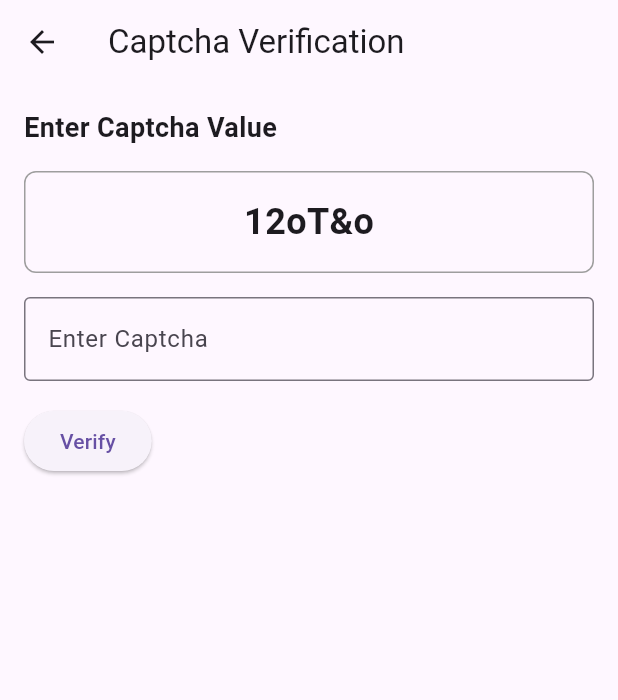
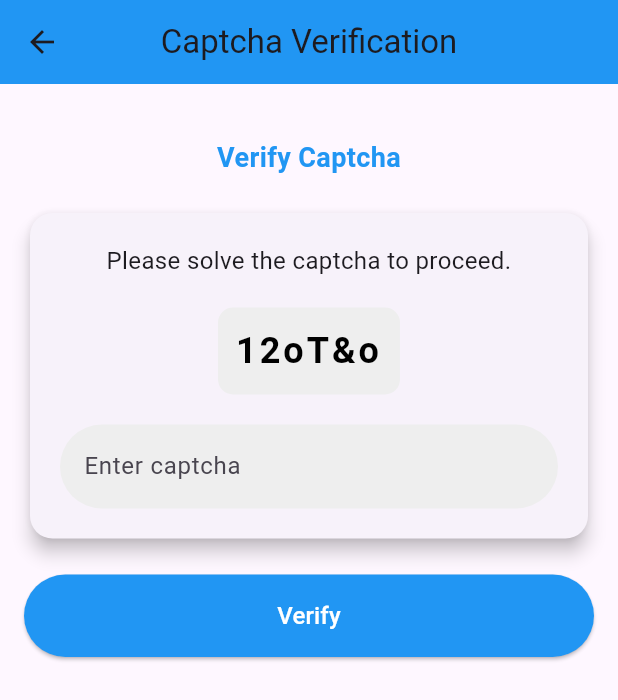
Before and after one commit to mzampieri19/full_stack_app, a Flutter app: the CaptchaScreen screen opened directly with empty values, on a phone screen of 412 x 824 dp. Shown: the top 700 px of the screen. Run offline on Flutter 3.47's test engine with Material 3 defaults, Android fonts, the light colour scheme and no system bars; our stand-ins replace flutter_dotenv; missing offline and left inert: dart:html, dart:ui_web.

Commit message:
fixed UI

```diff
--- a/flutter_app/lib/screens/captcha_screen.dart
+++ b/flutter_app/lib/screens/captcha_screen.dart
@@ -57,6 +57,28 @@ class _CaptchaScreenState extends State<CaptchaScreen> {
   }
 
   /**
+   * Verifies the entered captcha against the generated captcha.
+   * If the captcha matches, navigates to the ConfirmScreen.
+   * Otherwise, shows an error message.
+   */
+  ///
+  void verifyCaptcha() {
+    if (captchaController.text.trim() == generatedCaptcha) {
+      ScaffoldMessenger.of(context).showSnackBar(SnackBar(content: Text('Captcha verified successfully!')));
+      Navigator.push(
+        context,
+        MaterialPageRoute(
+          builder: (context) => ConfirmScreen(username: widget.username),
+        ),
+      );
+    } else {
+      ScaffoldMessenger.of(context).showSnackBar(SnackBar(content: Text('Invalid captcha. Please try again.')));
+      captchaController.clear();
+      buildCaptcha(); // Generate a new captcha
+    }
+  }
+
+  /**
    * Builds the UI for the CaptchaScreen.
    * It includes a text field for entering the captcha value,
    * a button to verify the captcha, and a display for the generated captcha.
@@ -67,59 +89,92 @@ class _CaptchaScreenState extends State<CaptchaScreen> {
     return Scaffold(
       appBar: AppBar(
         title: Text('Captcha Verification'),
+        backgroundColor: Colors.blue,
+        centerTitle: true,
+        elevation: 0,
       ),
       body: Padding(
         padding: const EdgeInsets.all(16.0),
         child: Column(
-          crossAxisAlignment: CrossAxisAlignment.start,
+          crossAxisAlignment: CrossAxisAlignment.stretch,
+          children: [
+            SizedBox(height: 20),
+            Text(
+              'Verify Captcha',
+              style: TextStyle(
+                fontSize: 18,
+                fontWeight: FontWeight.bold,
+                color: Colors.blue,
+              ),
+              textAlign: TextAlign.center,
+            ),
+            SizedBox(height: 20),
+            Card(
+              elevation: 5,
+              shape: RoundedRectangleBorder(
+                borderRadius: BorderRadius.circular(15.0),
+              ),
+              child: Padding(
+                padding: const EdgeInsets.all(20.0),
+                child: Column(
                   children: [
                     Text(
-              'Enter Captcha Value',
-              style: TextStyle(fontSize: 18, fontWeight: FontWeight.bold),
+                      'Please solve the captcha to proceed.',
+                      style: TextStyle(fontSize: 16),
+                      textAlign: TextAlign.center,
                     ),
-            SizedBox(height: 16),
+                    SizedBox(height: 20),
                     Container(
-              padding: EdgeInsets.all(16),
+                      padding: EdgeInsets.all(12),
                       decoration: BoxDecoration(
-                border: Border.all(color: Colors.grey),
-                borderRadius: BorderRadius.circular(8),
+                        color: Colors.grey[200],
+                        borderRadius: BorderRadius.circular(10),
                       ),
-              child: Center(
                       child: Text(
                         generatedCaptcha,
-                  style: TextStyle(fontSize: 24, fontWeight: FontWeight.bold),
+                        style: TextStyle(
+                          fontSize: 24,
+                          fontWeight: FontWeight.bold,
+                          letterSpacing: 2,
+                          color: Colors.black,
+                        ),
+                        textAlign: TextAlign.center,
+                      ),
+                    ),
+                    SizedBox(height: 20),
+                    TextField(
+                      controller: captchaController,
+                      decoration: InputDecoration(
+                        hintText: 'Enter captcha',
+                        filled: true,
+                        fillColor: Colors.grey[200],
+                        border: OutlineInputBorder(
+                          borderRadius: BorderRadius.circular(30),
+                          borderSide: BorderSide.none,
                         ),
                       ),
                     ),
-            SizedBox(height: 16),
-            TextField(
-              controller: captchaController,
-              decoration: InputDecoration(
-                border: OutlineInputBorder(),
-                labelText: 'Enter Captcha',
+                  ],
                 ),
               ),
-            SizedBox(height: 16),
+            ),
+            SizedBox(height: 20),
             ElevatedButton(
-              onPressed: () {
-                if (captchaController.text == generatedCaptcha) {
-                  ScaffoldMessenger.of(context).showSnackBar(
-                    SnackBar(content: Text('Captcha Verified!')),
-                  );
-                  // Navigate to the next screen (ConfirmScreen)
-                  Navigator.push(
-                    context,
-                    MaterialPageRoute(
-                      builder: (context) => ConfirmScreen(username: widget.username),
+              onPressed: verifyCaptcha,
+              style: ElevatedButton.styleFrom(
+                backgroundColor: Colors.blue,
+                shape: RoundedRectangleBorder(
+                  borderRadius: BorderRadius.circular(30),
                 ),
-                  );
-                } else {
-                  ScaffoldMessenger.of(context).showSnackBar(
-                    SnackBar(content: Text('Invalid Captcha!')),
-                  );
-                }
-              },
-              child: Text('Verify'),
+                padding: EdgeInsets.symmetric(vertical: 16),
+              ),
+              child: Text(
+                'Verify',
+                style: TextStyle(
+                  color: Colors.white,
+                  fontSize: 16,
+                ),
+              ),
             ),
           ],
         ),
```
Also changed, not shown: flutter_app/lib/screens/auth_screen.dart (+31 -24 lines), flutter_app/lib/screens/confirm_screen.dart (+65 -9 lines), flutter_app/lib/screens/message_screen.dart (+42 -15 lines), flutter_app/lib/screens/user_list_screen.dart (+14 -16 lines). Lines whose indentation alone changed are shown as unchanged.
